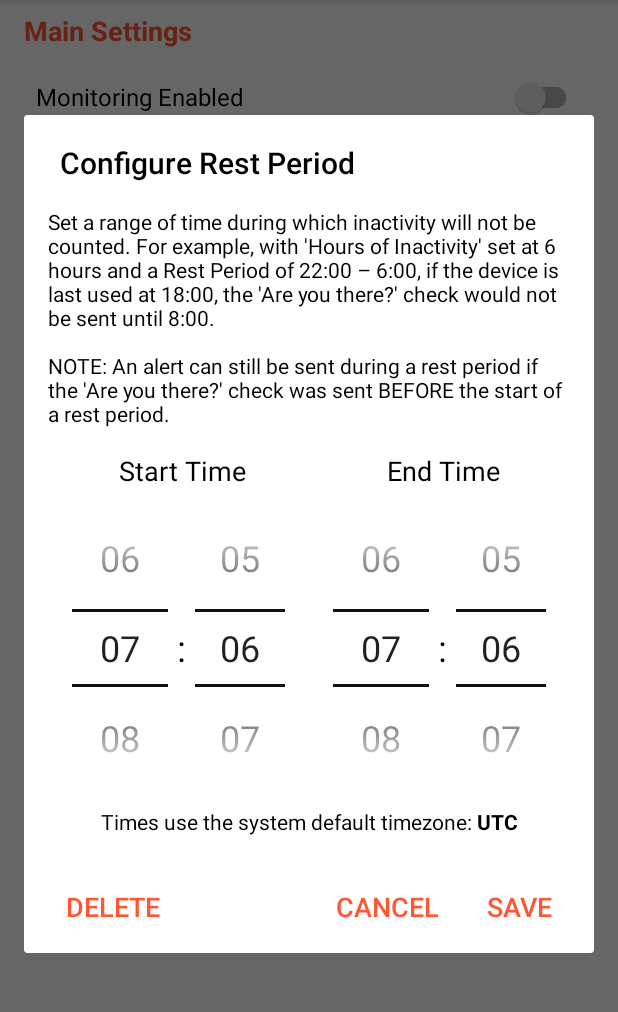
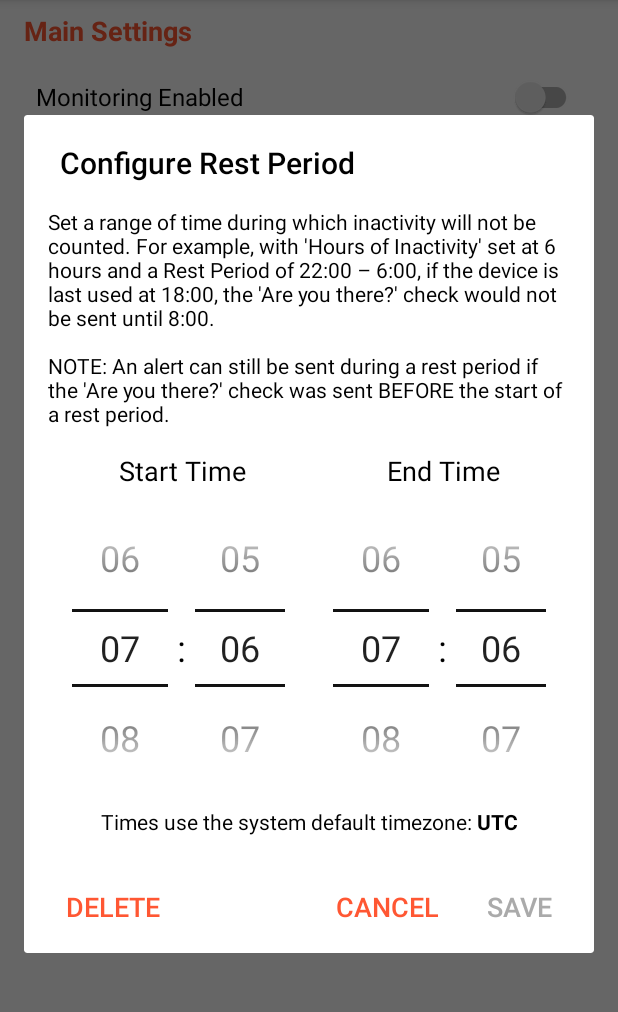
Before and after one commit to keepalivedev/KeepAlive, an Android app: the SettingsActivity screen opened directly, with no data from a screen before it, after a tap on "Rest Period Time Range", on a phone screen of 412 x 824 dp, the part 84-1096 px from its top. Run offline under Robolectric (Android 15) with nearby library versions, the phone set to English and light mode, and no system bars.

Commit message:
dont allow user to save rest period if start and end times are the same

```diff
--- a/app/src/main/java/io/keepalive/android/SettingsActivity.kt
+++ b/app/src/main/java/io/keepalive/android/SettingsActivity.kt
@@ -509,7 +509,7 @@ class SettingsActivity : AppCompatActivity() {
             }
         }
 
-        AlertDialog.Builder(this, R.style.AlertDialogTheme)
+        val dialog = AlertDialog.Builder(this, R.style.AlertDialogTheme)
             .setTitle(getString(R.string.rest_period_dialog_title))
             .setView(dialogView)
             .setPositiveButton(getString(R.string.save)) { _, _ ->
@@ -581,7 +581,46 @@ class SettingsActivity : AppCompatActivity() {
                 updateTextViewsFromPreferences()
             }
             .setNegativeButton(getString(R.string.cancel), null)
-            .show()
+            .create()
+
+        dialog.setOnShowListener {
+            val saveButton = dialog.getButton(AlertDialog.BUTTON_POSITIVE)
+
+            fun updateSaveButtonState() {
+                val sHour: Int
+                val sMinute: Int
+                val eHour: Int
+                val eMinute: Int
+
+                if (Build.VERSION.SDK_INT >= Build.VERSION_CODES.M) {
+                    sHour = dialogStartTimePicker.hour
+                    sMinute = dialogStartTimePicker.minute
+                    eHour = dialogEndTimePicker.hour
+                    eMinute = dialogEndTimePicker.minute
+                } else {
+                    @Suppress("DEPRECATION")
+                    sHour = dialogStartTimePicker.currentHour
+                    @Suppress("DEPRECATION")
+                    sMinute = dialogStartTimePicker.currentMinute
+                    @Suppress("DEPRECATION")
+                    eHour = dialogEndTimePicker.currentHour
+                    @Suppress("DEPRECATION")
+                    eMinute = dialogEndTimePicker.currentMinute
+                }
+
+                val enabled = !(sHour == eHour && sMinute == eMinute)
+                saveButton.isEnabled = enabled
+                val colorRes = if (enabled) R.color.primary else android.R.color.darker_gray
+                saveButton.setTextColor(ContextCompat.getColor(this, colorRes))
+            }
+
+            dialogStartTimePicker.setOnTimeChangedListener { _, _, _ -> updateSaveButtonState() }
+            dialogEndTimePicker.setOnTimeChangedListener { _, _, _ -> updateSaveButtonState() }
+
+            updateSaveButtonState()
+        }
+
+        dialog.show()
     }
 
     private fun showAddOrEditSMSContactDialog(
```
